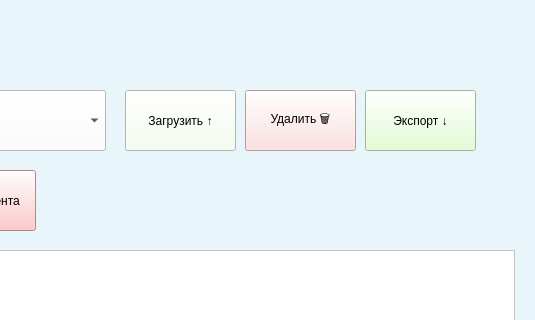
Old version of the form qt/event.ui in the repository andrei-229/valanter_app; both pictures show x 265 to 800 and y 0 to 320 of the 800 by 600 pixel window.
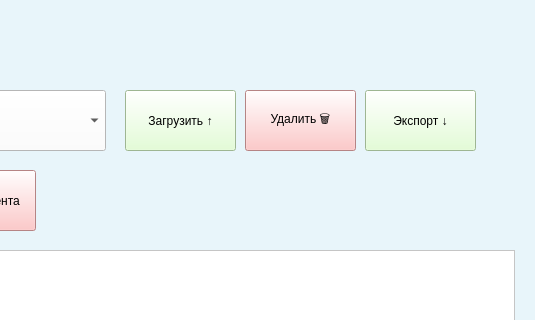
New version of the form.

Patch:
```diff
--- a/qt/event.ui
+++ b/qt/event.ui
@@ -53,7 +53,13 @@
      </rect>
     </property>
     <property name="styleSheet">
-     <string notr="true">background-color: rgb(242, 255, 235);</string>
+     <string notr="true">QPushButton{
+background-color: rgb(221, 255, 204);
+}
+QPushButton:hover{
+background-color: rgb(220, 255, 166);
+}
+</string>
     </property>
     <property name="text">
      <string>Загрузить ↑</string>
@@ -69,7 +75,13 @@
      </rect>
     </property>
     <property name="styleSheet">
-     <string notr="true">background-color: rgb(255, 215, 215);</string>
+     <string notr="true">QPushButton{
+background-color: rgb(255, 185, 185);
+}
+QPushButton:hover{
+background-color: rgb(255, 128, 128);
+}
+</string>
     </property>
     <property name="text">
      <string>Удалить 🗑️</string>
```
Left out of the diff: 32 changed lines with no effect on the pictures.
